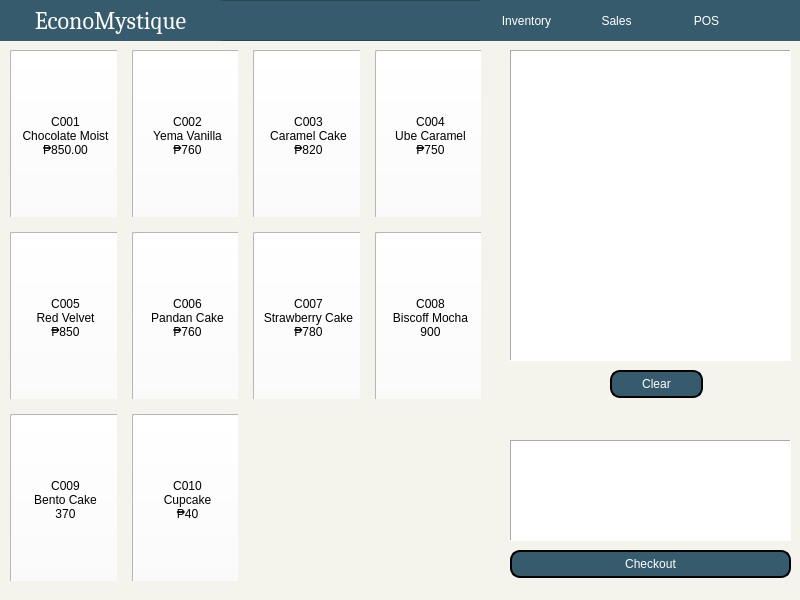
First picture: the form in pos.ui, repository ongchangco/Economystique2, before the edit.
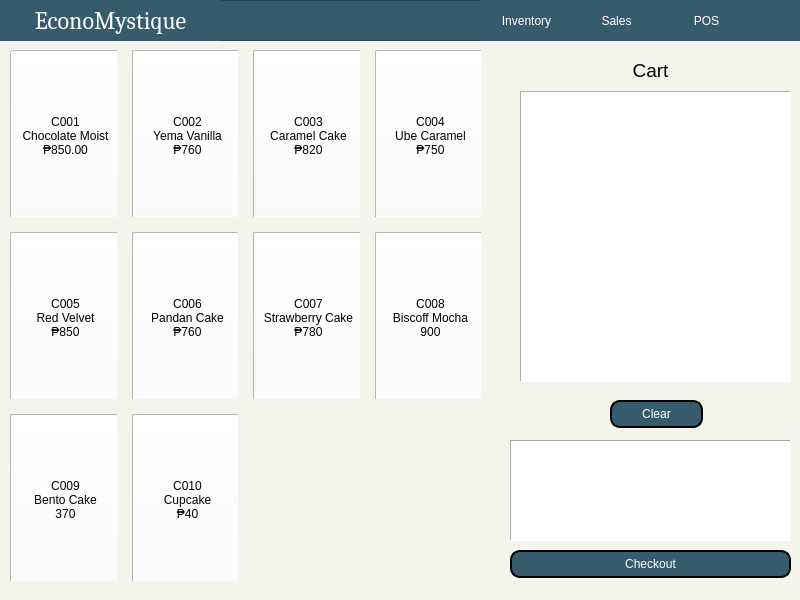
Second picture: the form after the edit. Icons and pictures are not drawn.

Patch:
```diff
--- a/pos.ui
+++ b/pos.ui
@@ -316,7 +316,7 @@
        <string notr="true">background-color: white;</string>
       </property>
       <property name="frameShape">
-       <enum>QFrame::StyledPanel</enum>
+       <enum>QFrame::Panel</enum>
       </property>
       <property name="frameShadow">
        <enum>QFrame::Raised</enum>
@@ -656,33 +656,11 @@
     </item>
    </layout>
   </widget>
-  <widget class="QLabel" name="cartlabel">
-   <property name="geometry">
-    <rect>
-     <x>510</x>
-     <y>50</y>
-     <width>281</width>
-     <height>311</height>
-    </rect>
-   </property>
-   <property name="styleSheet">
-    <string notr="true">background-color: white;</string>
-   </property>
-   <property name="frameShape">
-    <enum>QFrame::Panel</enum>
-   </property>
-   <property name="frameShadow">
-    <enum>QFrame::Sunken</enum>
-   </property>
-   <property name="text">
-    <string/>
-   </property>
-  </widget>
   <widget class="QPushButton" name="btnClear">
    <property name="geometry">
     <rect>
      <x>610</x>
-     <y>370</y>
+     <y>400</y>
      <width>93</width>
      <height>28</height>
     </rect>
@@ -762,6 +740,45 @@
     <string>Checkout</string>
    </property>
   </widget>
+  <widget class="QLabel" name="label">
+   <property name="geometry">
+    <rect>
+     <x>610</x>
+     <y>55</y>
+     <width>81</width>
+     <height>31</height>
+    </rect>
+   </property>
+   <property name="font">
+    <font>
+     <pointsize>14</pointsize>
+     <weight>50</weight>
+     <bold>false</bold>
+    </font>
+   </property>
+   <property name="text">
+    <string>Cart</string>
+   </property>
+   <property name="alignment">
+    <set>Qt::AlignCenter</set>
+   </property>
+  </widget>
+  <widget class="QListView" name="cartList">
+   <property name="geometry">
+    <rect>
+     <x>520</x>
+     <y>91</y>
+     <width>271</width>
+     <height>291</height>
+    </rect>
+   </property>
+   <property name="styleSheet">
+    <string notr="true">background: #ffffff</string>
+   </property>
+   <property name="frameShape">
+    <enum>QFrame::Panel</enum>
+   </property>
+  </widget>
  </widget>
  <resources/>
  <connections/>
```
Left out of the diff: 23 changed lines with no effect on the pictures.
